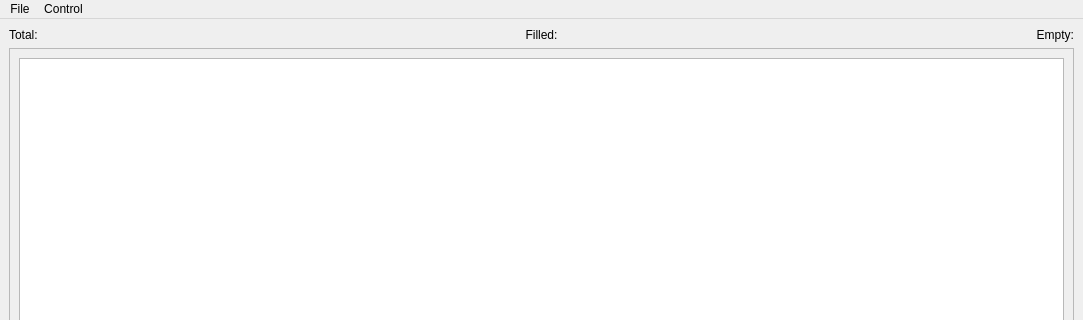
First picture: the form in GenerateData/main.ui, repository marianoaloi/paligemma, before the edit; both pictures show x 0 to 1083 and y 0 to 320 of the 1083 by 847 pixel window.
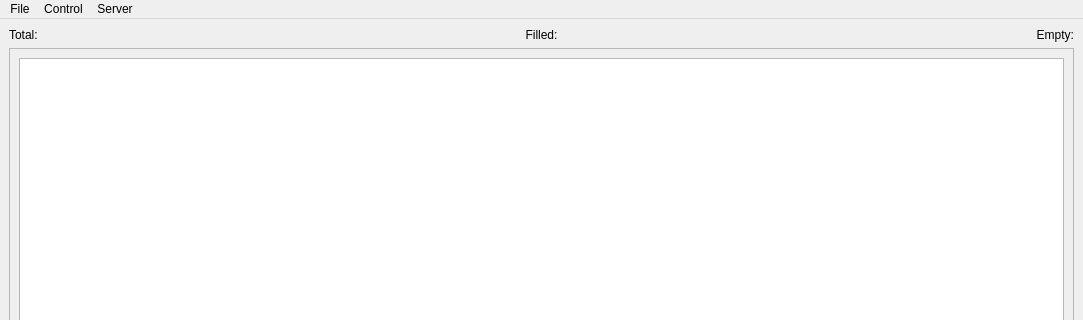
Second picture: the form after the edit. Icons and pictures are not drawn.

```diff
--- a/GenerateData/main.ui
+++ b/GenerateData/main.ui
@@ -102,8 +102,15 @@
     <addaction name="actionGenerate_file_to_Paligemma"/>
     <addaction name="actionRead_a_Paligemma_File"/>
    </widget>
+   <widget class="QMenu" name="menuServer">
+    <property name="title">
+     <string>Server</string>
+    </property>
+    <addaction name="actionStart_WebSocket"/>
+   </widget>
    <addaction name="menuFile"/>
    <addaction name="menuControl"/>
+   <addaction name="menuServer"/>
   </widget>
   <widget class="QStatusBar" name="statusbar"/>
   <action name="actionSave">
```
Left out of the diff: 7 changed lines with no effect on the pictures.
